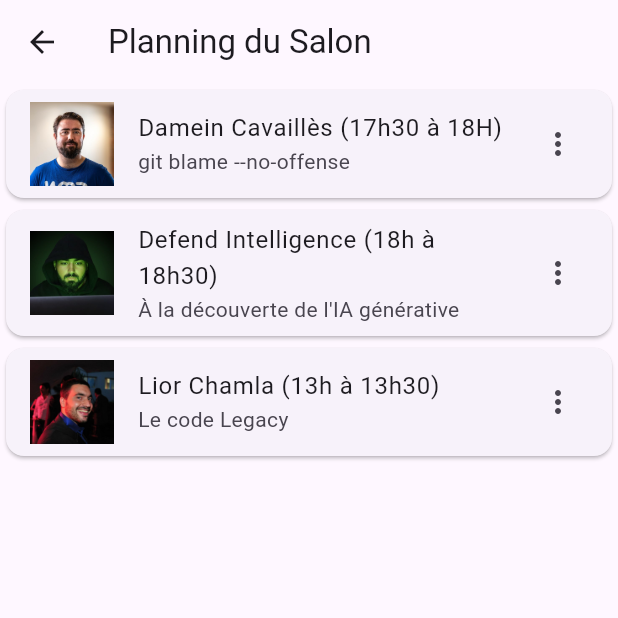
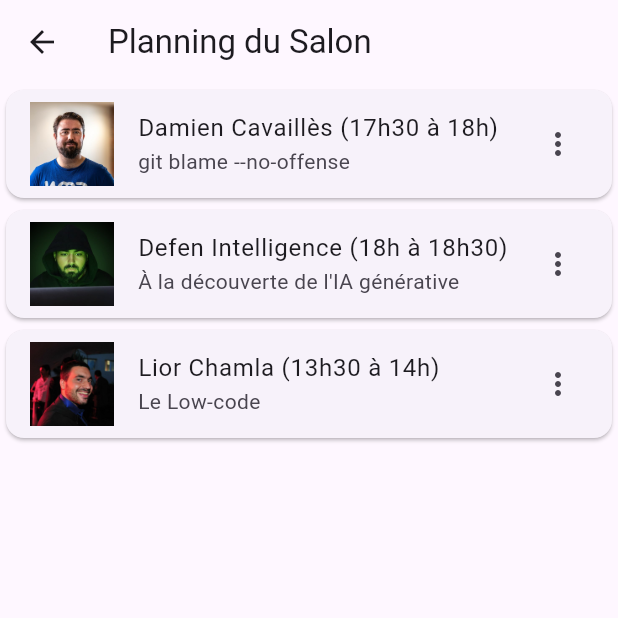
Before and after one commit to jamesattoh/virtualSalon, a Flutter app: the EventPage screen opened directly, on a phone screen of 412 x 824 dp, the top half of it. Run offline on Flutter 3.47's test engine with Material 3 defaults, Android fonts, the phone set to English and light mode, and no system bars; our stand-ins replace flutter_svg.

Commit message:
implementation of a dynamic ListView

```diff
--- a/lib/pages/event_page.dart
+++ b/lib/pages/event_page.dart
@@ -1,7 +1,34 @@
 import 'package:flutter/material.dart';
 
-class EventPage extends StatelessWidget {
+class EventPage extends StatefulWidget {
   const EventPage({super.key});
+
+  @override
+  State<EventPage> createState() => _EventPageState();
+}
+
+class _EventPageState extends State<EventPage> {
+
+  final events = [
+    {
+      "speaker" : "Damien Cavaillès",
+      "date" : "17h30 à 18h",
+      "subject" : "git blame --no-offense",
+      "avatar" : "damien"
+    },
+    {
+      "speaker" : "Defen Intelligence",
+      "date" : "18h à 18h30",
+      "subject" : "À la découverte de l'IA générative",
+      "avatar" : "defendintelligence"
+    },
+    {
+      "speaker" : "Lior Chamla",
+      "date" : "13h30 à 14h",
+      "subject" : "Le Low-code",
+      "avatar" : "lior"
+    },
+  ];
 
   @override
   Widget build(BuildContext context) {
@@ -10,34 +37,26 @@ class EventPage extends StatelessWidget {
         title: Text("Planning du Salon"),
       ),
       body: Center(
-        child: ListView(
-          children: [
-            Card(
+        child: ListView.builder(
+          itemCount: events.length,
+          itemBuilder: (context, index) { //dans le builder de chaque element on va récupérer le contexte et l'index
+
+            final event = events[index];
+            final avatar = event['avatar'];
+            final speaker = event['speaker'];
+            final subject = event['subject'];
+            final date = event['date'];
+
+            return Card(
               child: ListTile(
-                leading: Image.asset("assets/images/damien.jpg"),
-                title: Text("Damein Cavaillès (17h30 à 18H)"),
-                subtitle: Text("git blame --no-offense"),
+                leading: Image.asset('assets/images/$avatar.jpg'),
+                title: Text('$speaker ($date)'),
+                subtitle: Text('$subject'),
                 trailing: Icon(Icons.more_vert),
               ),
-            ),
-            Card(
-              child: ListTile(
-                leading: Image.asset("assets/images/defendintelligence.jpg"),
-                title: Text("Defend Intelligence (18h à 18h30)"),
-                subtitle: Text("À la découverte de l'IA générative"),
-                trailing: Icon(Icons.more_vert),
-              ),
-            ),
-            Card(
-              child: ListTile(
-                leading: Image.asset("assets/images/lior.jpg"),
-                title: Text("Lior Chamla (13h à 13h30)"),
-                subtitle: Text("Le code Legacy"),
-                trailing: Icon(Icons.more_vert),
-              ),
-            ),
-          ],
-        ),
+            );
+          },
+        )
       ),
     );
   }
```
